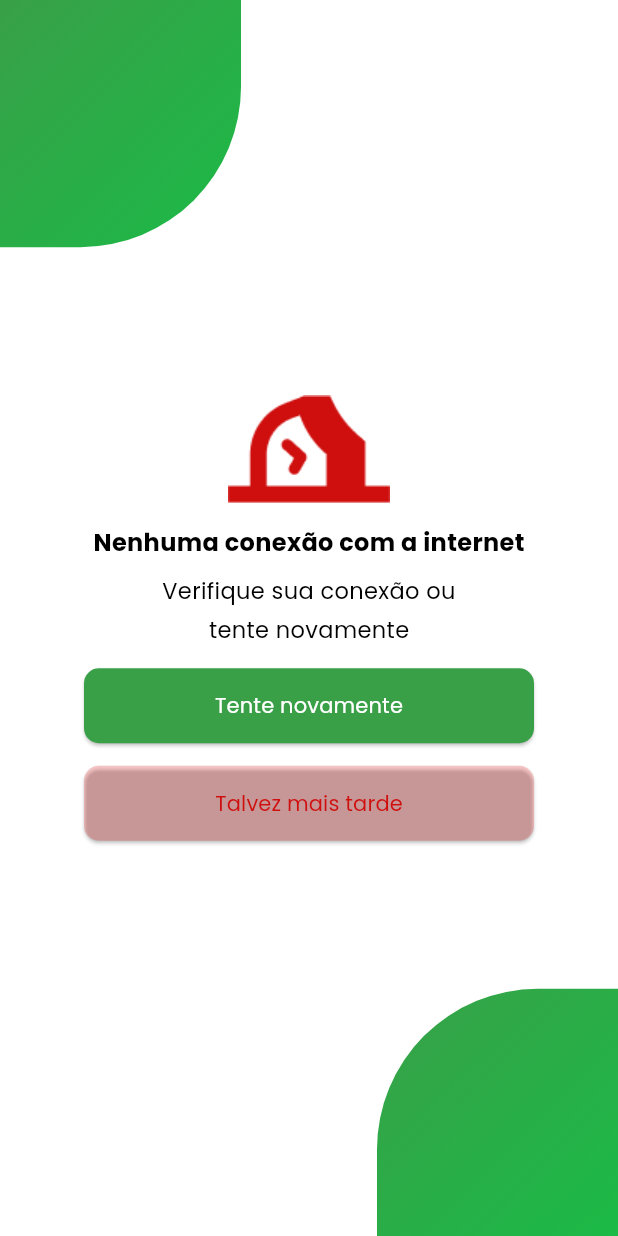
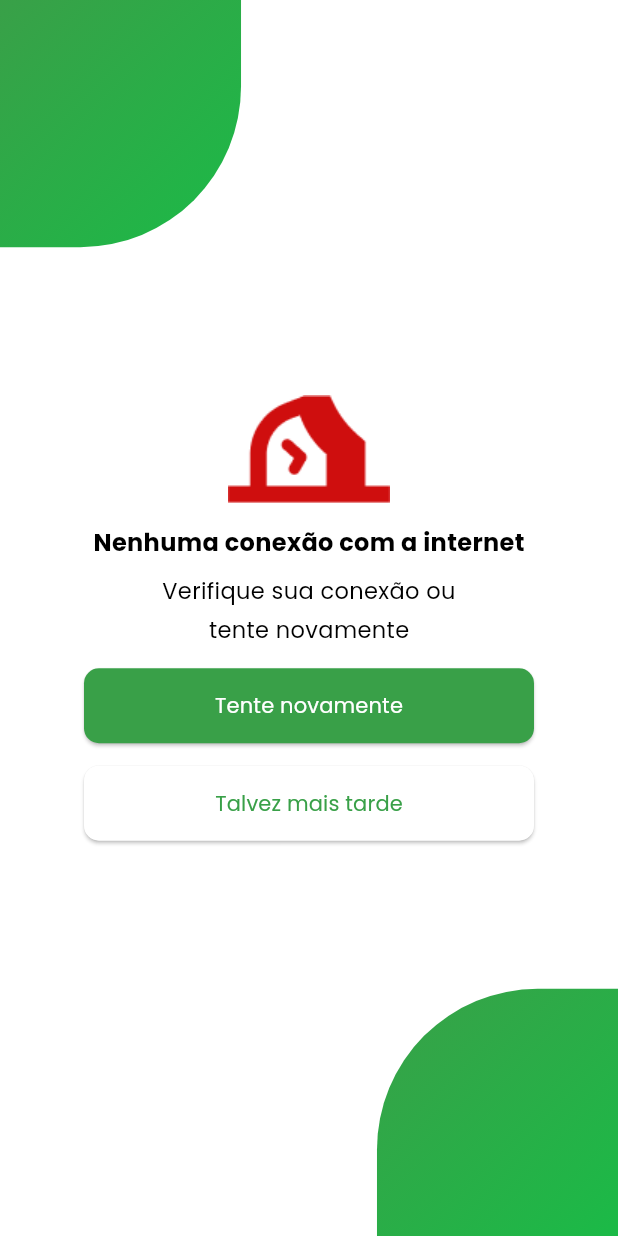
Before and after one commit to ladesa-ro/mobile, a Flutter app: the WidgetErro screen opened by its route, on a phone screen of 412 x 824 dp. Run offline on Flutter 3.47's test engine with Material 3 defaults, Android fonts, the phone set to English and light mode, and no system bars; our stand-ins replace carousel_slider, lottie, shared_preferences, table_calendar; missing offline and left inert: iconify_flutter; accounts and stored records are empty; network calls fail.

Commit message:
fix: Consertado bug na trasição da aba disponibilidade para ensino

```diff
--- a/sisgha/lib/app/views/perfil/perfil.dart
+++ b/sisgha/lib/app/views/perfil/perfil.dart
@@ -140,7 +140,7 @@ class _PerfilState extends State<Perfil> {
                   valueListenable: alturaNavSwitch,
                   builder: (context, altura, child) {
                     return AnimatedContainer(
-                      duration: const Duration(milliseconds: 250),
+                      duration: const Duration(milliseconds: 300),
                       height: altura,
                       width: TamanhoTela.horizontal(context),
                       child: NavSwitch(alturaNotifier: alturaNavSwitch),
--- a/sisgha/lib/app/views/perfil/widgets_perfil/navegacao_switch.dart
+++ b/sisgha/lib/app/views/perfil/widgets_perfil/navegacao_switch.dart
@@ -36,6 +36,7 @@ class _NavSwitchState extends State<NavSwitch> with TickerProviderStateMixin {
   @override
   void dispose() {
     _tabController.dispose();
+
     super.dispose();
   }
 
@@ -112,6 +113,7 @@ class _NavSwitchState extends State<NavSwitch> with TickerProviderStateMixin {
         ),
         Flexible(
           child: TabBarView(
+            physics: const NeverScrollableScrollPhysics(),
             controller: _tabController,
             children: [
               disponibilidade(),
--- a/sisgha/lib/app/views/perfil/widgets_perfil/widget_disponibilidade.dart
+++ b/sisgha/lib/app/views/perfil/widgets_perfil/widget_disponibilidade.dart
@@ -7,7 +7,8 @@ Widget disponibilidade() {
   return LayoutBuilder(
     builder: (context, constraints) => Padding(
       padding: const EdgeInsets.only(top: 15),
-      child: Column(
+      child: ListView(
+        physics: const NeverScrollableScrollPhysics(),
         children: [
           Container(
             margin: tamanho(constraints.maxWidth),
--- a/sisgha/lib/app/widgets/widget_erro.dart
+++ b/sisgha/lib/app/widgets/widget_erro.dart
@@ -77,8 +77,8 @@ class _WidgetErroState extends State<WidgetErro> {
                     height: 15,
                   ),
                   ElevatedButton(
-                    style: _estiloBotao(const Color.fromARGB(51, 255, 16, 16),
-                        ColorApp.CorErro, context),
+                    style: _estiloBotao(
+                        ColorApp.Branco, ColorApp.VerdePrincipal, context),
                     onPressed: () {},
                     child: const Text('Talvez mais tarde'),
                   ),
--- a/sisgha/pubspec.yaml
+++ b/sisgha/pubspec.yaml
@@ -34,7 +34,7 @@ dependencies:
 
   # The following adds the Cupertino Icons font to your application.
   # Use with the CupertinoIcons class for iOS style icons.
-  cupertino_icons: ^1.0.2
+
   calendar_date_picker2: ^0.5.3
   table_calendar: ^3.1.0
   intl: ^0.19.0
```
Also changed, not shown: sisgha/lib/app/views/perfil/widgets_perfil/widget_ensino.dart (+2 -5 lines), sisgha/pubspec.lock.
